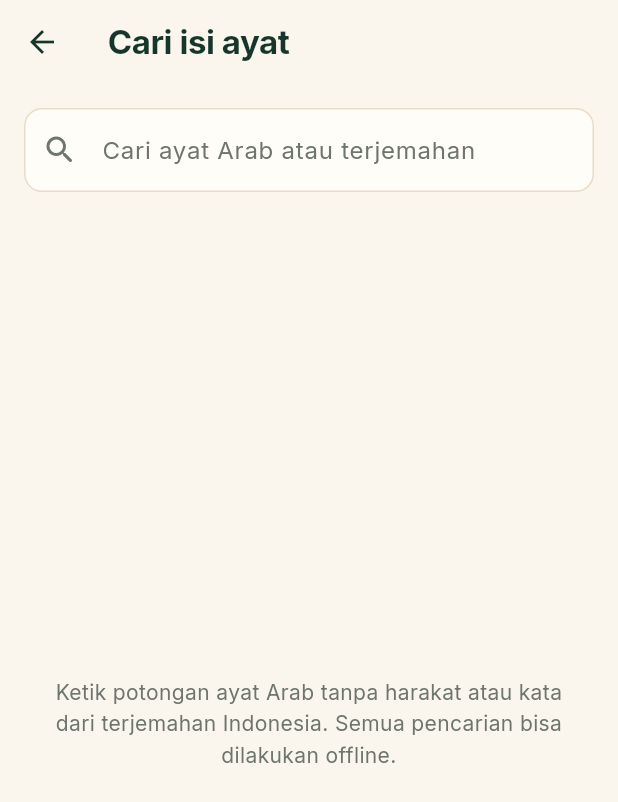
After one commit to twentzyzz/Tahfidz-qur-an, a Flutter app: the screen it shows after launch, item 2 of the bottom bar chosen, after a tap on "Cari isi ayat (Arab / Indonesia)", on a phone screen of 412 x 824 dp. The commit adds this screen. Shown: the top 802 px of the screen. Run offline on Flutter 3.47's test engine with Material 3 defaults, Android fonts, the phone set to English and light mode, and no system bars; our stand-ins replace flutter_local_notifications, geocoding, geolocator, just_audio, just_audio_background, shared_preferences and 1 more; missing offline and left inert: record, sherpa_onnx.

Commit message:
feat(quran): search Arabic ayat and Indonesian translations offline

```diff
--- a/lib/features/surah/reading_catalog.dart
+++ b/lib/features/surah/reading_catalog.dart
@@ -5,6 +5,7 @@ import '../../core/theme/app_typography.dart';
 import '../../l10n/app_strings.dart';
 import '../../services/quran_repository.dart';
 import 'surah_detail_page.dart';
+import 'verse_search_page.dart';
 
 class ReadingCatalog extends StatefulWidget {
   const ReadingCatalog({super.key});
@@ -69,6 +70,25 @@ class _ReadingCatalogState extends State<ReadingCatalog> {
                           ),
                   ),
                   onChanged: (_) => setState(() {}),
+                ),
+                const SizedBox(height: 12),
+                SizedBox(
+                  width: double.infinity,
+                  child: OutlinedButton.icon(
+                    key: const Key('open-verse-search'),
+                    onPressed: () => Navigator.of(context).push(
+                      MaterialPageRoute<void>(
+                        builder: (_) => const VerseSearchPage(),
+                      ),
+                    ),
+                    icon: const Icon(Icons.manage_search_rounded),
+                    label: Text(
+                      context.t(
+                        'Cari isi ayat (Arab / Indonesia)',
+                        'Search verses (Arabic / Indonesian)',
+                      ),
+                    ),
+                  ),
                 ),
                 Padding(
                   padding: const EdgeInsets.symmetric(vertical: 16),
--- /dev/null
+++ b/lib/features/surah/verse_search_page.dart
@@ -0,0 +1,339 @@
+import 'dart:async';
+
+import 'package:flutter/material.dart';
+
+import '../../app/session.dart';
+import '../../core/theme/app_typography.dart';
+import '../../l10n/app_strings.dart';
+import '../../services/quran_repository.dart';
+import 'surah_detail_page.dart';
+
+/// Search Arabic ayat and Indonesian translations in the bundled Quran.
+/// Results are limited on screen, while the total count reflects all matches.
+class VerseSearchPage extends StatefulWidget {
+  const VerseSearchPage({super.key});
+
+  @override
+  State<VerseSearchPage> createState() => _VerseSearchPageState();
+}
+
+class _VerseSearchPageState extends State<VerseSearchPage> {
+  final _controller = TextEditingController();
+  Timer? _debounce;
+  VerseSearchResults? _results;
+  bool _loading = false;
+  bool _failed = false;
+  int _generation = 0;
+  String _resultQuery = '';
+
+  @override
+  void dispose() {
+    _debounce?.cancel();
+    _controller.dispose();
+    super.dispose();
+  }
+
+  void _changed(String text) {
+    _debounce?.cancel();
+    final generation = ++_generation;
+    final query = text.trim();
+    if (query.isEmpty) {
+      setState(() {
+        _results = null;
+        _loading = false;
+        _failed = false;
+      });
+      return;
+    }
+    setState(() {
+      _results = null;
+      _loading = true;
+      _failed = false;
+    });
+    _debounce = Timer(
+      const Duration(milliseconds: 300),
+      () => _search(query, generation),
+    );
+  }
+
+  void _submitted(String text) {
+    _debounce?.cancel();
+    final generation = ++_generation;
+    final query = text.trim();
+    if (query.isEmpty) {
+      _changed('');
+      return;
+    }
+    setState(() {
+      _loading = true;
+      _failed = false;
+      _results = null;
+    });
+    _search(query, generation);
+  }
+
+  Future<void> _search(String query, int generation) async {
+    try {
+      final results = await Session.of(context).quran.searchVerses(query);
+      if (!mounted || generation != _generation) return;
+      setState(() {
+        _results = results;
+        _resultQuery = query;
+        _loading = false;
+      });
+    } catch (_) {
+      if (!mounted || generation != _generation) return;
+      setState(() {
+        _failed = true;
+        _loading = false;
+      });
+    }
+  }
+
+  @override
+  Widget build(BuildContext context) {
+    final quran = Session.of(context).quran;
+    final colors = Theme.of(context).colorScheme;
+    final matches = _results?.matches ?? const <VerseSearchMatch>[];
+    return Scaffold(
+      appBar: AppBar(title: Text(context.t('Cari isi ayat', 'Search verses'))),
+      body: SafeArea(
+        child: Center(
+          child: ConstrainedBox(
+            constraints: const BoxConstraints(maxWidth: 850),
+            child: Column(
+              children: [
+                Padding(
+                  padding: const EdgeInsets.fromLTRB(16, 16, 16, 12),
+                  child: TextField(
+                    key: const Key('verse-search-input'),
+                    controller: _controller,
+                    textInputAction: TextInputAction.search,
+                    decoration: InputDecoration(
+                      labelText: context.t(
+                        'Cari ayat Arab atau terjemahan',
+                        'Search Arabic verses or translations',
+                      ),
+                      hintText: context.t(
+                        'Contoh: الحمد atau segala puji',
+                        'Example: الحمد or segala puji',
+                      ),
+                      prefixIcon: const Icon(Icons.search_rounded),
+                      suffixIcon: _controller.text.isEmpty
+                          ? null
+                          : IconButton(
+                              tooltip: context.t('Hapus pencarian', 'Clear search'),
+                              icon: const Icon(Icons.close_rounded),
+                              onPressed: () {
+                                _controller.clear();
+                                _changed('');
+                              },
+                            ),
+                    ),
+                    onChanged: _changed,
+                    onSubmitted: _submitted,
+                  ),
+                ),
+                if (_loading)
+                  const LinearProgressIndicator(key: Key('verse-search-loading')),
+                Expanded(
+                  child: _loading
+                      ? Center(
+                          child: Text(
+                            context.t(
+                              'Mencari di seluruh Al-Qur’an offline…',
+                              'Searching the offline Quran…',
+                            ),
+                          ),
+                        )
+                      : _failed
+                          ? Center(
+                              child: Column(
+                                mainAxisSize: MainAxisSize.min,
+                                children: [
+                                  Text(
+                                    context.t(
+                                      'Pencarian belum berhasil.',
+                                      'Could not complete the search.',
+                                    ),
+                                  ),
+                                  TextButton(
+                                    onPressed: () => _submitted(_controller.text),
+                                    child: Text(context.t('Coba lagi', 'Retry')),
+                                  ),
+                                ],
+                              ),
+                            )
+                          : _results == null
+                              ? Center(
+                                  child: Padding(
+                                    padding: const EdgeInsets.all(24),
+                                    child: Text(
+                                      context.t(
+                                        'Ketik potongan ayat Arab tanpa harakat '
+                                        'atau kata dari terjemahan Indonesia. '
+                                        'Semua pencarian bisa dilakukan offline.',
+                                        'Enter Arabic text without diacritics '
+                                        'or words from the Indonesian translation. '
+                                        'Search works offline.',
+                                      ),
+                                      textAlign: TextAlign.center,
+                                      style: TextStyle(
+                                        color: colors.onSurfaceVariant,
+                                        height: 1.5,
+                                      ),
+                                    ),
+                                  ),
+                                )
+                              : _results!.total == 0
+                                  ? Center(
+                                      child: Text(
+                                        context.t(
+                                          'Ayat tidak ditemukan. Coba kata lain.',
+                                          'No verses found. Try another query.',
+                                        ),
+                                      ),
+                                    )
+                                  : Column(
+                                      children: [
+                                        Padding(
+                                          padding: const EdgeInsets.fromLTRB(
+                                            16, 4, 16, 12,
+                                          ),
+                                          child: Align(
+                                            alignment: Alignment.centerLeft,
+                                            child: Semantics(
+                                              liveRegion: true,
+                                              child: Text(
+                                                context.t(
+                                                  '${matches.length} dari ${_results!.total} hasil ayat',
+                                                  '${matches.length} of ${_results!.total} verse matches',
+                                                ),
+                                                style: TextStyle(
+                                                  color: colors.onSurfaceVariant,
+                                                ),
+                                              ),
+                                            ),
+                                          ),
+                                        ),
+                                        Expanded(
+                                          child: ListView.builder(
+                                            key: ValueKey(
+                                              'verse-search-results-$_resultQuery',
+                                            ),
+                                            keyboardDismissBehavior:
+                                                ScrollViewKeyboardDismissBehavior.onDrag,
+                                            padding: const EdgeInsets.fromLTRB(
+                                              16, 0, 16, 24,
+                                            ),
+                                            itemCount: matches.length,
+                                            itemBuilder: (context, index) {
+                                              final verse = matches[index].verse;
+                                              final chapter =
+                                                  quran.chapters[verse.surah - 1];
+                                              return Padding(
+                                                padding: const EdgeInsets.only(
+                                                  bottom: 10,
+                                                ),
+                                                child: Material(
+                                                  color: colors.surface,
+                                                  shape: RoundedRectangleBorder(
+                                                    borderRadius:
+                                                        BorderRadius.circular(18),
+                                                    side: BorderSide(
+                                                      color: colors.outlineVariant,
+                                                    ),
+                                                  ),
+                                                  child: InkWell(
+                                                    key: ValueKey(
+                                                      'verse-result-${verse.ref}',
+                                                    ),
+                                                    borderRadius:
+                                                        BorderRadius.circular(18),
+                                                    onTap: () =>
+                                                        Navigator.of(context).push(
+                                                      MaterialPageRoute<void>(
+                                                        builder: (_) =>
+                                                            SurahDetailPage(
+                                                          number: verse.surah,
+                                                          initialVerse:
+                                                              verse.number,
+                                                        ),
+                                                      ),
+                                                    ),
+                                                    child: Padding(
+                                                      padding:
+                                                          const EdgeInsets.all(16),
+                                                      child: Column(
+                                                        crossAxisAlignment:
+                                                            CrossAxisAlignment.stretch,
+                                                        children: [
+                                                          Row(
+                                                            children: [
+                                                              Icon(
+                                                                Icons.menu_book_outlined,
+                                                                color: colors.primary,
+                                                                size: 20,
+                                                              ),
+                                                              const SizedBox(width: 8),
+                                                              Expanded(
+                                                                child: Text(
+                                                                  '${chapter.name} • ${context.t('Ayat', 'Verse')} ${verse.number}',
+                                                                  style: TextStyle(
+                                                                    fontWeight:
+                                                                        FontWeight.w800,
+                                                                    color:
+                                                                        colors.primary,
+                                                                  ),
+                                                                ),
+                                                              ),
+                                                              const Icon(
+                                                                Icons.chevron_right_rounded,
+                                                              ),
+                                                            ],
+                                                          ),
+                                                          const SizedBox(height: 8),
+                                                          Text(
+                                                            verse.arabic,
+                                                            textDirection:
+                                                                TextDirection.rtl,
+                                                            maxLines: 3,
+                                                            overflow:
+                                                                TextOverflow.ellipsis,
+                                                            style: AppTypography.arabic.copyWith(
+                                                              fontSize: 23,
+                                                              height: 1.8,
+                                                              color: colors.onSurface,
+                                                            ),
+                                                          ),
+                                                          const SizedBox(height: 10),
+                                                          Text(
+                                                            verse.translation,
+                                                            maxLines: 3,
+                                                            overflow:
+                                                                TextOverflow.ellipsis,
+                                                            style: TextStyle(
+                                                              height: 1.5,
+                                                              color: colors.onSurfaceVariant,
+                                                            ),
+                                                          ),
+                                                        ],
+                                                      ),
+                                                    ),
+                                                  ),
+                                                ),
+                                              );
+                                            },
+                                          ),
+                                        ),
+                                      ],
+                                    ),
+                ),
+              ],
+            ),
+          ),
+        ),
+      ),
+    );
+  }
+}
--- a/lib/services/quran_repository.dart
+++ b/lib/services/quran_repository.dart
@@ -16,10 +16,96 @@ class Chapter {
   final String name, arabic;
 }
 
+/// A matched offline ayah, with the text field(s) that matched the query.
+class VerseSearchMatch {
+  const VerseSearchMatch({
+    required this.verse,
+    required this.inArabic,
+    required this.inTranslation,
+  });
+
+  final Verse verse;
+  final bool inArabic, inTranslation;
+}
+
+class VerseSearchResults {
+  const VerseSearchResults(this.total, this.matches);
+  final int total;
+  final List<VerseSearchMatch> matches;
+}
+
+/// Make Arabic queries forgiving of tashkeel and common alef variants.
+/// Indonesian searches are case/whitespace insensitive.
+String normalizeVerseSearchText(String value) => value
+    .toLowerCase()
+    .replaceAll(RegExp(r'[\u064B-\u065F\u0670\u06D6-\u06ED\u0640]'), '')
+    .replaceAll(RegExp(r'[أإآٱ]'), 'ا')
+    .replaceAll('ى', 'ي')
+    .replaceAll(RegExp(r'[،؛,.!?؟:;()\[\]“”"]'), ' ')
+    .replaceAll(RegExp(r'\s+'), ' ')
+    .trim();
+
+class _SearchableVerse {
+  _SearchableVerse(this.verse)
+      : arabic = normalizeVerseSearchText(verse.arabic),
+        translation = normalizeVerseSearchText(verse.translation);
+  final Verse verse;
+  final String arabic, translation;
+}
+
 class QuranRepository {
   final List<Chapter> chapters = [];
   final List<List<int>> juz = [];
   final Map<int, List<Verse>> _cache = {};
+  Future<List<_SearchableVerse>>? _searchIndexFuture;
+
+  Future<List<_SearchableVerse>> _buildSearchIndex() async {
+    final index = <_SearchableVerse>[];
+    for (final chapter in chapters) {
+      for (final verse in await surah(chapter.number)) {
+        index.add(_SearchableVerse(verse));
+      }
+    }
+    return index;
+  }
+
+  Future<List<_SearchableVerse>> _getSearchIndex() async {
+    try {
+      return await (_searchIndexFuture ??= _buildSearchIndex());
+    } catch (_) {
+      // A missing or unreadable asset should not permanently poison retries.
+      _searchIndexFuture = null;
+      rethrow;
+    }
+  }
+
+  /// Search all 6236 bundled verses. Results stay in Quran order, and only
+  /// [limit] matches are returned to the UI; [VerseSearchResults.total] tells
+  /// users how many matches exist so they can narrow a broad search.
+  Future<VerseSearchResults> searchVerses(String query, {int limit = 80}) async {
+    final needle = normalizeVerseSearchText(query);
+    if (needle.isEmpty || limit <= 0) {
+      return const VerseSearchResults(0, []);
+    }
+    final index = await _getSearchIndex();
+    final results = <VerseSearchMatch>[];
+    var total = 0;
+    for (final entry in index) {
+      final inArabic = entry.arabic.contains(needle);
+      final inTranslation = entry.translation.contains(needle);
+      if (!inArabic && !inTranslation) continue;
+      total++;
+      if (results.length < limit) {
+        results.add(VerseSearchMatch(
+          verse: entry.verse,
+          inArabic: inArabic,
+          inTranslation: inTranslation,
+        ));
+      }
+    }
+    return VerseSearchResults(total, results);
+  }
+
   Future<void> initialize() async {
     final rows = jsonDecode(
       await rootBundle.loadString('assets/data/surahs.json'),
@@ -46,6 +132,8 @@ class QuranRepository {
     if (chapters.length != 114 || juz.length != 30) {
       throw const FormatException('Incomplete Quran');
     }
+    _cache.clear();
+    _searchIndexFuture = null;
   }
 
   Future<List<Verse>> surah(int number) async {
```
Also changed, not shown: 2 other files.
